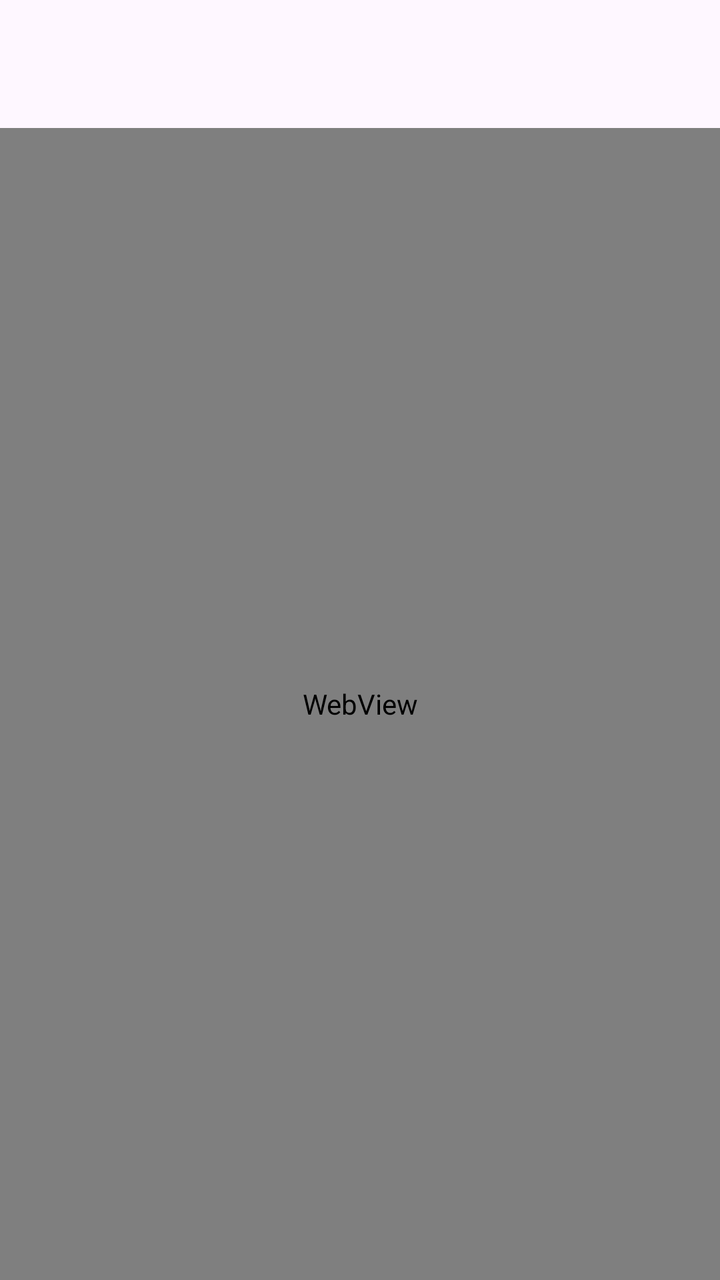
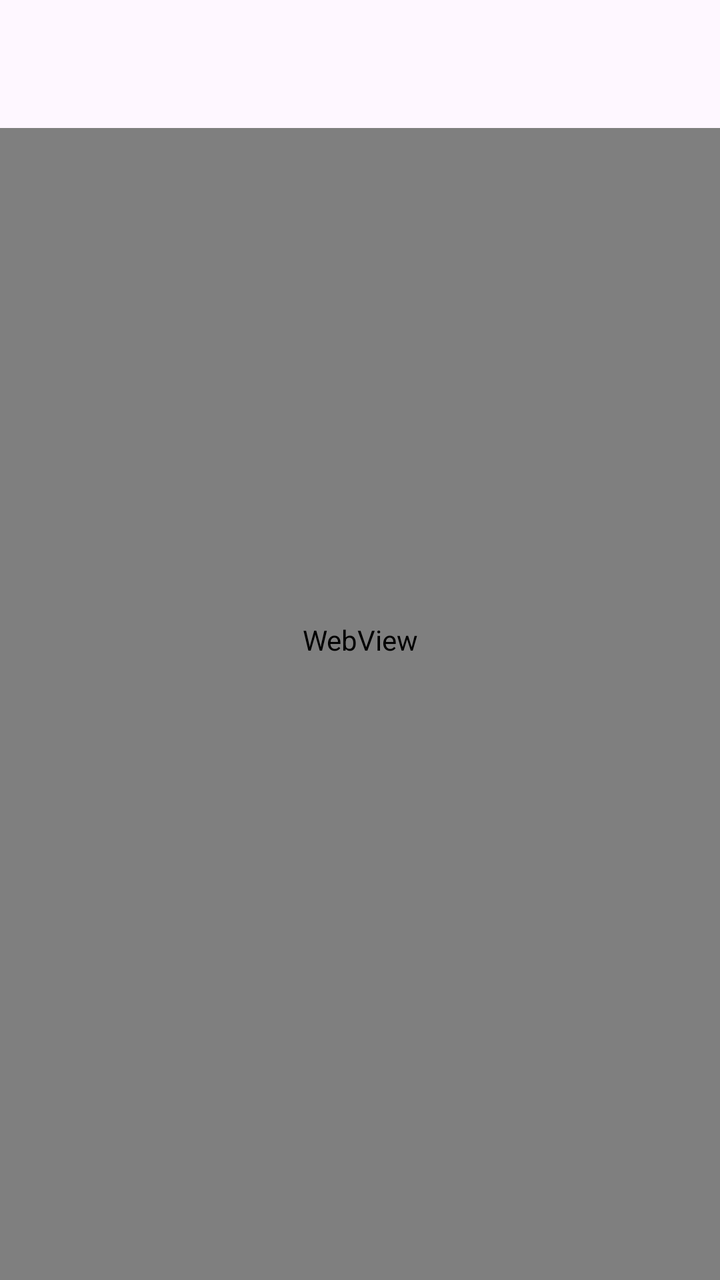

Screens rendered from an Android XML layout before and after an edit, with the pre-edit source and the edit as a unified diff.
<!-- AndroidManifest.xml: application theme Theme.EasyPDF -->
<!-- res/layout/activity_viewer.xml -->
<?xml version="1.0" encoding="utf-8"?>
<LinearLayout xmlns:android="http://schemas.android.com/apk/res/android"
    xmlns:app="http://schemas.android.com/apk/res-auto"
    android:id="@+id/root"
    android:layout_width="match_parent"
    android:layout_height="match_parent"
    android:background="?attr/colorSurface"
    android:orientation="vertical">

    <View
        android:id="@+id/status_spacer"
        android:layout_width="match_parent"
        android:layout_height="0dp" />

    <com.google.android.material.appbar.MaterialToolbar
        android:id="@+id/toolbar"
        android:layout_width="match_parent"
        android:layout_height="?attr/actionBarSize"
        app:subtitleTextAppearance="@style/TextAppearance.Material3.BodySmall"
        app:titleTextAppearance="@style/TextAppearance.Material3.TitleMedium" />

    <LinearLayout
        android:id="@+id/search_bar"
        android:layout_width="match_parent"
        android:layout_height="?attr/actionBarSize"
        android:gravity="center_vertical"
        android:orientation="horizontal"
        android:paddingStart="16dp"
        android:paddingEnd="4dp"
        android:visibility="gone">

        <EditText
            android:id="@+id/search_input"
            android:layout_width="0dp"
            android:layout_height="wrap_content"
            android:layout_weight="1"
            android:background="@android:color/transparent"
            android:hint="@string/search_hint"
            android:imeOptions="actionSearch|flagNoExtractUi"
            android:importantForAutofill="no"
            android:inputType="text|textNoSuggestions"
            android:singleLine="true"
            android:textAppearance="@style/TextAppearance.Material3.BodyLarge" />

        <TextView
            android:id="@+id/search_count"
            android:layout_width="wrap_content"
            android:layout_height="wrap_content"
            android:paddingHorizontal="8dp"
            android:textAppearance="@style/TextAppearance.Material3.BodyMedium"
            android:textColor="?android:attr/textColorSecondary" />

        <ImageButton
            android:id="@+id/search_prev"
            android:layout_width="44dp"
            android:layout_height="44dp"
            android:background="?attr/selectableItemBackgroundBorderless"
            android:contentDescription="@string/previous"
            android:src="@drawable/ic_up" />

        <ImageButton
            android:id="@+id/search_next"
            android:layout_width="44dp"
            android:layout_height="44dp"
            android:background="?attr/selectableItemBackgroundBorderless"
            android:contentDescription="@string/next"
            android:src="@drawable/ic_down" />

        <ImageButton
            android:id="@+id/search_close"
            android:layout_width="44dp"
            android:layout_height="44dp"
            android:background="?attr/selectableItemBackgroundBorderless"
            android:contentDescription="@string/close"
            android:src="@drawable/ic_close" />
    </LinearLayout>

    <WebView
        android:id="@+id/web"
        android:layout_width="match_parent"
        android:layout_height="0dp"
        android:layout_weight="1" />

    <View
        android:id="@+id/bottom_spacer"
        android:layout_width="match_parent"
        android:layout_height="0dp" />
</LinearLayout>
<!-- resources referenced by this layout -->
<resources>
  <!-- drawable ic_close (drawable) -->
  <vector xmlns:android="http://schemas.android.com/apk/res/android"
      android:width="24dp" android:height="24dp"
      android:viewportWidth="24" android:viewportHeight="24"
      android:tint="?attr/colorControlNormal">
      <path android:fillColor="#FFFFFFFF" android:pathData="M19,6.41L17.59,5 12,10.59 6.41,5 5,6.41 10.59,12 5,17.59 6.41,19 12,13.41 17.59,19 19,17.59 13.41,12z" />
  </vector>
  <!-- drawable ic_down (drawable) -->
  <vector xmlns:android="http://schemas.android.com/apk/res/android"
      android:width="24dp" android:height="24dp"
      android:viewportWidth="24" android:viewportHeight="24"
      android:tint="?attr/colorControlNormal">
      <path android:fillColor="#FFFFFFFF" android:pathData="M7.41,8.59L12,13.17l4.59,-4.58L18,10l-6,6 -6,-6z" />
  </vector>
  <!-- drawable ic_up (drawable) -->
  <vector xmlns:android="http://schemas.android.com/apk/res/android"
      android:width="24dp" android:height="24dp"
      android:viewportWidth="24" android:viewportHeight="24"
      android:tint="?attr/colorControlNormal">
      <path android:fillColor="#FFFFFFFF" android:pathData="M7.41,15.41L12,10.83l4.59,4.58L18,14l-6,-6 -6,6z" />
  </vector>
  <string name="close">Закрыть</string>
  <string name="next">Следующее</string>
  <string name="previous">Предыдущее</string>
  <string name="search_hint">Найти в документе</string>
  <style name="Theme.EasyPDF" parent="Theme.Material3.DayNight.NoActionBar">
          <item name="colorPrimary">@color/brand</item>
          <item name="colorOnPrimary">#FFFFFF</item>
          <item name="colorPrimaryContainer">@color/brand_container</item>
          <item name="colorOnPrimaryContainer">@color/on_brand_container</item>
      </style>
  <color name="brand">#C62828</color>
  <color name="brand_container">#FFDAD6</color>
  <color name="on_brand_container">#410002</color>
</resources>

<!-- the commit's change to res/layout/activity_viewer.xml (unified diff, before → after) -->
@@ -1,88 +1,102 @@
 <?xml version="1.0" encoding="utf-8"?>
-<LinearLayout xmlns:android="http://schemas.android.com/apk/res/android"
+<FrameLayout xmlns:android="http://schemas.android.com/apk/res/android"
     xmlns:app="http://schemas.android.com/apk/res-auto"
     android:id="@+id/root"
     android:layout_width="match_parent"
     android:layout_height="match_parent"
-    android:background="?attr/colorSurface"
-    android:orientation="vertical">
+    android:background="?attr/colorSurface">
+
+    <LinearLayout
+        android:id="@+id/content"
+        android:layout_width="match_parent"
+        android:layout_height="match_parent"
+        android:orientation="vertical">
+
+        <WebView
+            android:id="@+id/web"
+            android:layout_width="match_parent"
+            android:layout_height="0dp"
+            android:layout_weight="1" />
+
+        <View
+            android:id="@+id/bottom_spacer"
+            android:layout_width="match_parent"
+            android:layout_height="0dp" />
+    </LinearLayout>
+
+    <FrameLayout
+        android:id="@+id/bar"
+        android:layout_width="match_parent"
+        android:layout_height="64dp"
+        android:background="?attr/colorSurface">
+
+        <com.google.android.material.appbar.MaterialToolbar
+            android:id="@+id/toolbar"
+            android:layout_width="match_parent"
+            android:layout_height="match_parent"
+            app:subtitleTextAppearance="@style/TextAppearance.Material3.BodySmall"
+            app:titleTextAppearance="@style/TextAppearance.Material3.TitleMedium" />
+
+        <LinearLayout
+            android:id="@+id/search_bar"
+            android:layout_width="match_parent"
+            android:layout_height="match_parent"
+            android:gravity="center_vertical"
+            android:orientation="horizontal"
+            android:paddingStart="16dp"
+            android:paddingEnd="4dp"
+            android:visibility="gone">
+
+            <EditText
+                android:id="@+id/search_input"
+                android:layout_width="0dp"
+                android:layout_height="wrap_content"
+                android:layout_weight="1"
+                android:background="@android:color/transparent"
+                android:hint="@string/search_hint"
+                android:imeOptions="actionSearch|flagNoExtractUi"
+                android:importantForAutofill="no"
+                android:inputType="text|textNoSuggestions"
+                android:singleLine="true"
+                android:textAppearance="@style/TextAppearance.Material3.BodyLarge" />
+
+            <TextView
+                android:id="@+id/search_count"
+                android:layout_width="wrap_content"
+                android:layout_height="wrap_content"
+                android:paddingHorizontal="8dp"
+                android:textAppearance="@style/TextAppearance.Material3.BodyMedium"
+                android:textColor="?android:attr/textColorSecondary" />
+
+            <ImageButton
+                android:id="@+id/search_prev"
+                android:layout_width="44dp"
+                android:layout_height="44dp"
+                android:background="?attr/selectableItemBackgroundBorderless"
+                android:contentDescription="@string/previous"
+                android:src="@drawable/ic_up" />
+
+            <ImageButton
+                android:id="@+id/search_next"
+                android:layout_width="44dp"
+                android:layout_height="44dp"
+                android:background="?attr/selectableItemBackgroundBorderless"
+                android:contentDescription="@string/next"
+                android:src="@drawable/ic_down" />
+
+            <ImageButton
+                android:id="@+id/search_close"
+                android:layout_width="44dp"
+                android:layout_height="44dp"
+                android:background="?attr/selectableItemBackgroundBorderless"
+                android:contentDescription="@string/close"
+                android:src="@drawable/ic_close" />
+        </LinearLayout>
+    </FrameLayout>
 
     <View
         android:id="@+id/status_spacer"
         android:layout_width="match_parent"
-        android:layout_height="0dp" />
-
-    <com.google.android.material.appbar.MaterialToolbar
-        android:id="@+id/toolbar"
-        android:layout_width="match_parent"
-        android:layout_height="?attr/actionBarSize"
-        app:subtitleTextAppearance="@style/TextAppearance.Material3.BodySmall"
-        app:titleTextAppearance="@style/TextAppearance.Material3.TitleMedium" />
-
-    <LinearLayout
-        android:id="@+id/search_bar"
-        android:layout_width="match_parent"
-        android:layout_height="?attr/actionBarSize"
-        android:gravity="center_vertical"
-        android:orientation="horizontal"
-        android:paddingStart="16dp"
-        android:paddingEnd="4dp"
-        android:visibility="gone">
-
-        <EditText
-            android:id="@+id/search_input"
-            android:layout_width="0dp"
-            android:layout_height="wrap_content"
-            android:layout_weight="1"
-            android:background="@android:color/transparent"
-            android:hint="@string/search_hint"
-            android:imeOptions="actionSearch|flagNoExtractUi"
-            android:importantForAutofill="no"
-            android:inputType="text|textNoSuggestions"
-            android:singleLine="true"
-            android:textAppearance="@style/TextAppearance.Material3.BodyLarge" />
-
-        <TextView
-            android:id="@+id/search_count"
-            android:layout_width="wrap_content"
-            android:layout_height="wrap_content"
-            android:paddingHorizontal="8dp"
-            android:textAppearance="@style/TextAppearance.Material3.BodyMedium"
-            android:textColor="?android:attr/textColorSecondary" />
-
-        <ImageButton
-            android:id="@+id/search_prev"
-            android:layout_width="44dp"
-            android:layout_height="44dp"
-            android:background="?attr/selectableItemBackgroundBorderless"
-            android:contentDescription="@string/previous"
-            android:src="@drawable/ic_up" />
-
-        <ImageButton
-            android:id="@+id/search_next"
-            android:layout_width="44dp"
-            android:layout_height="44dp"
-            android:background="?attr/selectableItemBackgroundBorderless"
-            android:contentDescription="@string/next"
-            android:src="@drawable/ic_down" />
-
-        <ImageButton
-            android:id="@+id/search_close"
-            android:layout_width="44dp"
-            android:layout_height="44dp"
-            android:background="?attr/selectableItemBackgroundBorderless"
-            android:contentDescription="@string/close"
-            android:src="@drawable/ic_close" />
-    </LinearLayout>
-
-    <WebView
-        android:id="@+id/web"
-        android:layout_width="match_parent"
         android:layout_height="0dp"
-        android:layout_weight="1" />
-
-    <View
-        android:id="@+id/bottom_spacer"
-        android:layout_width="match_parent"
-        android:layout_height="0dp" />
-</LinearLayout>
+        android:background="?attr/colorSurface" />
+</FrameLayout>
